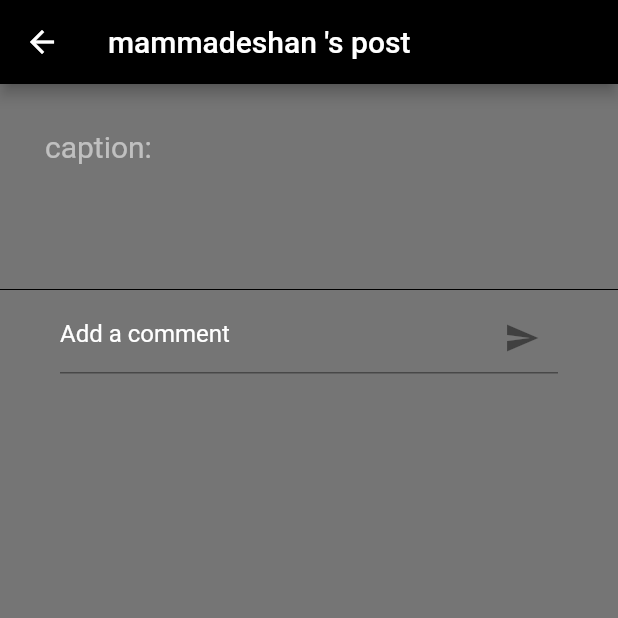
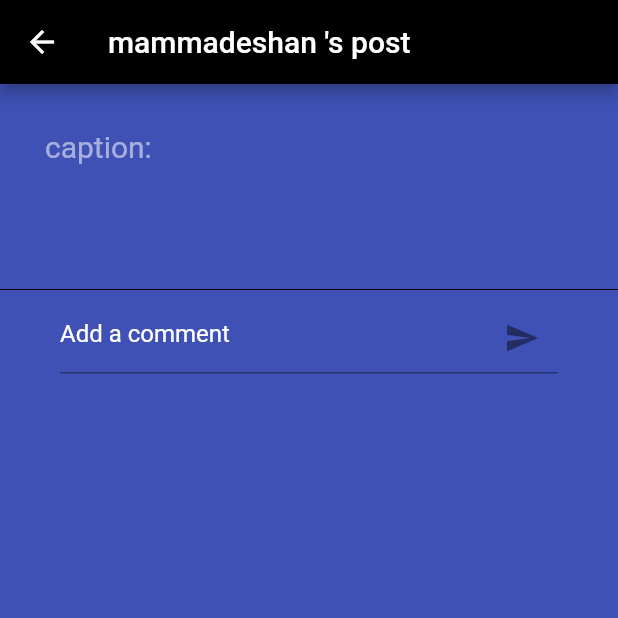
Before and after one commit to MohammadHuseyn/Reddit-SBU, a Flutter app: the PostDetails screen opened directly with empty values, on a phone screen of 412 x 824 dp, the top half of it. Run offline on Flutter 3.47's test engine with Material 2 defaults, Android fonts, the light colour scheme and no system bars; our stand-ins replace file_picker; missing offline and left inert: dart:html, firebase_auth_web, firebase_core_web, google_sign_in_web; accounts and stored records are empty.

Commit message:
postdetail color changed

```diff
--- a/lib/bottomSwitcher/PostDetails.dart
+++ b/lib/bottomSwitcher/PostDetails.dart
@@ -24,7 +24,7 @@ class _PostDetailsState extends State<PostDetails> {
     textFieldcontroller.text = "";
     return Scaffold(
       appBar: AppBar(title: Text(widget.post.owner.username + " 's post"),backgroundColor: Colors.black,),
-      backgroundColor: Colors.black54,
+      backgroundColor: Colors.indigo,
       body: SingleChildScrollView(
           child: Container(
         child: Column(
```
